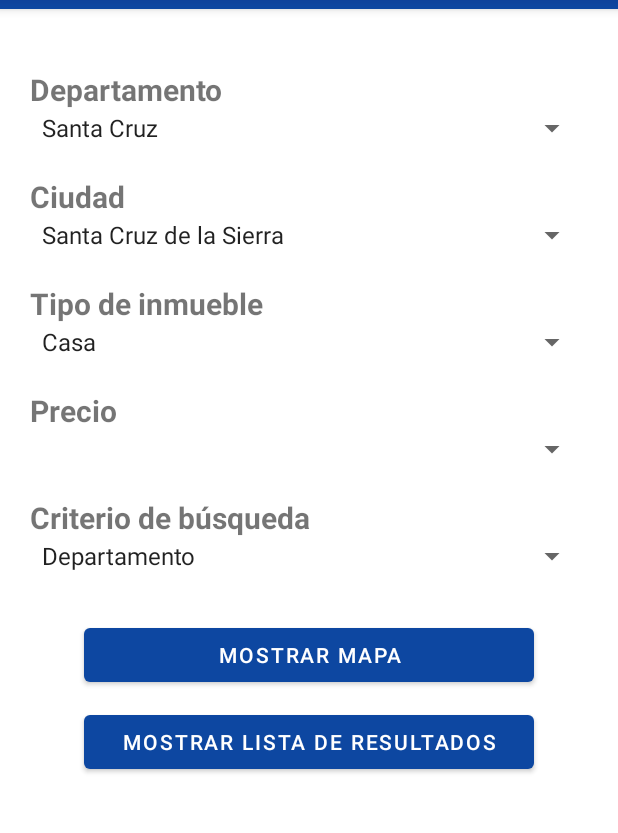
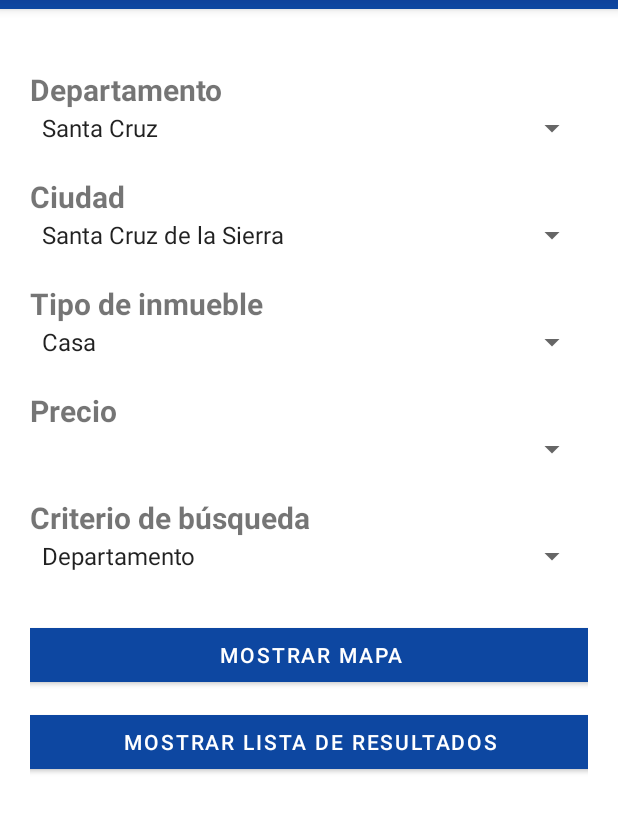
Before and after one commit to unknowledge2022/Inmobicasas, an Android app: the MainActivity screen opened directly, with no data from a screen before it, on a phone screen of 412 x 824 dp, the part 75-908 px from its top. Run offline under Robolectric (Android 15) with nearby library versions, the phone set to English and light mode, and no system bars; our stand-ins replace Firebase (no records; nobody signed in at launch, a user with empty details on screens opened directly).

Commit message:
Cambios realizados 2

```diff
--- a/app/src/main/java/com/inmobicasas/view/activity/MapActivity.kt
+++ b/app/src/main/java/com/inmobicasas/view/activity/MapActivity.kt
@@ -49,12 +49,9 @@ class MapActivity : AppCompatActivity() {
             .findFragmentById(R.id.mapFragment) as SupportMapFragment
         myLatLong = LatLng(.0, 0.0)
 
-
         arrayList = intent?.extras?.getSerializable("Ubicaciones") as ArrayList<Inmueble>
 
-
         mostrarMarkers()
-
     }
 
     fun mostrarMarkers(){
--- a/app/src/main/res/layout/activity_main.xml
+++ b/app/src/main/res/layout/activity_main.xml
@@ -58,7 +58,7 @@
 
         <Button
             android:id="@+id/btnMotrarRV"
-            android:layout_width="300dp"
+            android:layout_width="400dp"
             android:layout_height="wrap_content"
             android:layout_marginTop="10dp"
             android:text="Mostrar Lista de Resultados"
@@ -131,7 +131,7 @@
 
         <Button
             android:id="@+id/btnResultadosDepto"
-            android:layout_width="300dp"
+            android:layout_width="400dp"
             android:layout_height="wrap_content"
             android:layout_marginTop="30dp"
             android:text="Mostrar Mapa"
```
